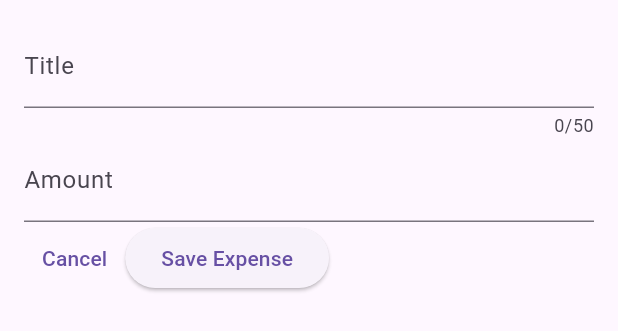
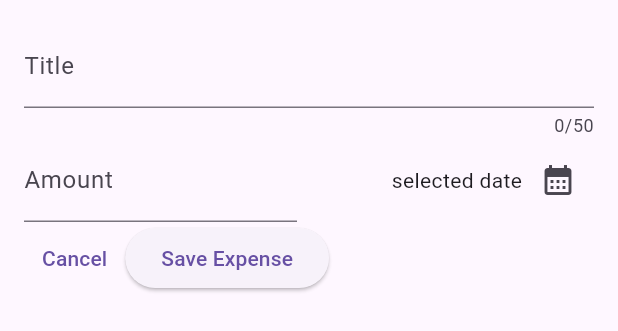
Before and after one commit to decemberkms/cource_flutter, a Flutter app: the NewExpense widget shown alone on an empty page, opened directly, on a phone screen of 412 x 824 dp. Shown: the top 331 px of the screen. Run offline on Flutter 3.47's test engine with Material 2 defaults, Android fonts, the phone set to English and light mode, and no system bars; our stand-ins replace google_fonts.

Commit message:
Section5 Future aync await with calendar

```diff
--- a/app05/lib/widget/new_expense.dart
+++ b/app05/lib/widget/new_expense.dart
@@ -14,6 +14,17 @@ class NewExpense extends StatefulWidget {
 class _NewExpenseState extends State<NewExpense> {
   final _titleController = TextEditingController();
   final _amountController = TextEditingController();
+
+  void _presentDatePicker() async {
+    final now = DateTime.now();
+    final firstDate = DateTime(now.year - 1, now.month - 1, now.day);
+    final pickedDate = await showDatePicker(
+        context: context,
+        initialDate: now,
+        firstDate: firstDate,
+        lastDate: now);
+    // this line wait for the pickedDate to come
+  }
 
   @override
   void dispose() {
@@ -35,13 +46,32 @@ class _NewExpenseState extends State<NewExpense> {
               label: Text("Title"),
             ),
           ),
-          TextField(
+          Row(
+            children: [
+              Expanded(
+                child: TextField(
                   controller: _amountController,
                   keyboardType: TextInputType.number,
                   decoration: const InputDecoration(
                     prefixText: '\$',
                     label: Text("Amount"),
                   ),
+                ),
+              ),
+              const SizedBox(width: 16),
+              Expanded(
+                child: Row(
+                  mainAxisAlignment: MainAxisAlignment.end,
+                  crossAxisAlignment: CrossAxisAlignment.center,
+                  children: [
+                    const Text('selected date'),
+                    IconButton(
+                        onPressed: _presentDatePicker,
+                        icon: const Icon(Icons.calendar_month))
+                  ],
+                ),
+              )
+            ],
           ),
           Row(
             children: [
```
Lines whose indentation alone changed are shown as unchanged.
